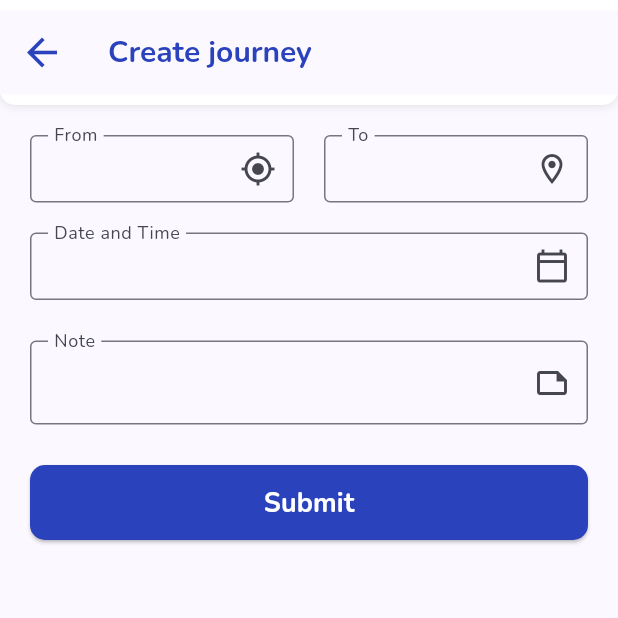
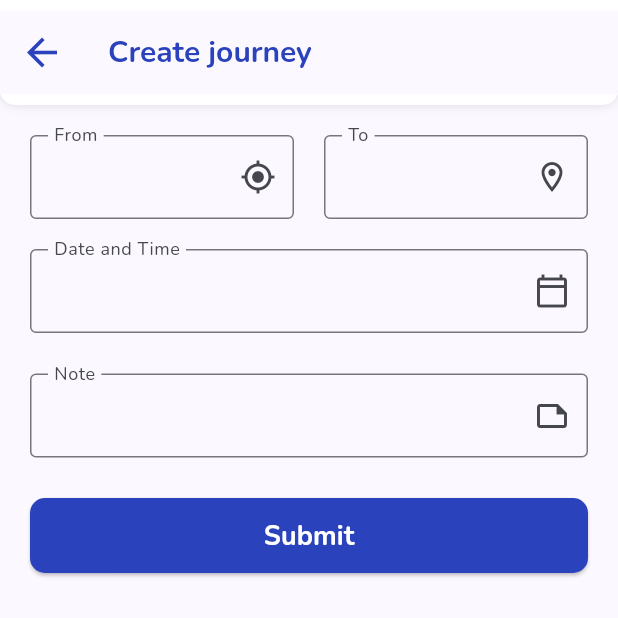
Before and after one commit to CheckmateTeam/Paigun, a Flutter app: the CreateJourney screen opened by its route, on a phone screen of 412 x 824 dp, the top half of it. Run offline on Flutter 3.47's test engine with Material 2 defaults, Android fonts, the phone set to English and light mode, and no system bars; our stand-ins replace faker, firebase_core, flutter_dotenv, flutter_rating_bar, flutter_spinkit, flutter_svg and 11 more; missing offline and left inert: bottom_sheet_scaffold, day_night_time_picker, flutter_polyline_points, map_launcher, onesignal_flutter, place_picker and 3 more; accounts and stored records are empty.

Commit message:
[FIX] long text not show in textfield

```diff
--- a/lib/page/passenger/components/createjourney.dart
+++ b/lib/page/passenger/components/createjourney.dart
@@ -36,7 +36,6 @@ class _CreateJourneyState extends State<CreateJourney> {
           child: Column(
             children: [
               SizedBox(
-                height: 45,
                 child: Row(
                   children: [
                     Expanded(
@@ -87,7 +86,6 @@ class _CreateJourneyState extends State<CreateJourney> {
               ),
               SizedBox(height: 20),
               SizedBox(
-                height: 45,
                 child: Row(
                   children: [
                     Expanded(
@@ -259,10 +257,10 @@ class _CreateJourneyState extends State<CreateJourney> {
                                                       Navigator.pop(context);
                                                       Navigator
                                                           .pushReplacementNamed(
-                                                              context, '/journeyboard');
+                                                              context,
+                                                              '/journeyboard');
                                                     },
-                                                    child: const Text(
-                                                        'Done')),
+                                                    child: const Text('Done')),
                                               ],
                                             ));
                                   },
```
